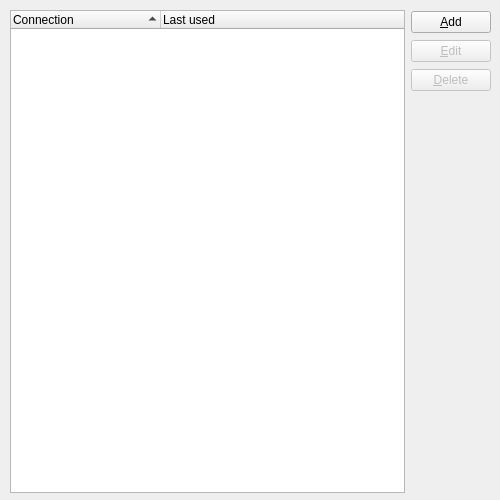
Qt form editor/ui/connectioneditor.ui (KDE/plasma-nm) before a commit.
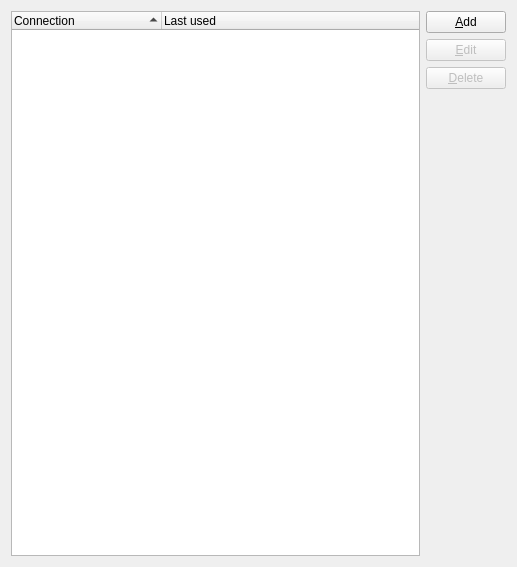
The same form after that commit. Custom widgets are drawn as their Qt base class.

Commit message:
fix the main window layout
save and restore its size

Patch:
```diff
--- a/editor/ui/connectioneditor.ui
+++ b/editor/ui/connectioneditor.ui
@@ -6,8 +6,8 @@
    <rect>
     <x>0</x>
     <y>0</y>
-    <width>500</width>
-    <height>500</height>
+    <width>517</width>
+    <height>567</height>
    </rect>
   </property>
   <property name="sizePolicy">
@@ -19,17 +19,8 @@
   <property name="windowTitle">
    <string>Connection Editor</string>
   </property>
-  <widget class="QWidget" name="layoutWidget">
-   <property name="geometry">
-    <rect>
-     <x>10</x>
-     <y>10</y>
-     <width>481</width>
-     <height>483</height>
-    </rect>
-   </property>
-   <layout class="QHBoxLayout" name="horizontalLayout" stretch="5,1">
-    <item>
+  <layout class="QGridLayout" name="gridLayout">
+   <item row="0" column="0" rowspan="4">
      <widget class="QTreeWidget" name="connectionsWidget">
       <property name="sizePolicy">
        <sizepolicy hsizetype="Expanding" vsizetype="Expanding">
@@ -94,18 +85,7 @@
       </column>
      </widget>
     </item>
-    <item>
-     <layout class="QVBoxLayout" name="verticalLayout">
-      <property name="sizeConstraint">
-       <enum>QLayout::SetMaximumSize</enum>
-      </property>
-      <property name="topMargin">
-       <number>0</number>
-      </property>
-      <property name="bottomMargin">
-       <number>400</number>
-      </property>
-      <item>
+   <item row="0" column="1">
        <widget class="KPushButton" name="addButton">
         <property name="text">
          <string>&amp;Add</string>
@@ -115,7 +95,7 @@
         </property>
        </widget>
       </item>
-      <item>
+   <item row="1" column="1">
        <widget class="KPushButton" name="editButton">
         <property name="enabled">
          <bool>false</bool>
@@ -125,7 +105,7 @@
         </property>
        </widget>
       </item>
-      <item>
+   <item row="2" column="1">
        <widget class="KPushButton" name="deleteButton">
         <property name="enabled">
          <bool>false</bool>
@@ -135,10 +115,20 @@
         </property>
        </widget>
       </item>
-     </layout>
-    </item>
-   </layout>
-  </widget>
+   <item row="3" column="1">
+    <spacer name="verticalSpacer">
+     <property name="orientation">
+      <enum>Qt::Vertical</enum>
+     </property>
+     <property name="sizeHint" stdset="0">
+      <size>
+       <width>20</width>
+       <height>472</height>
+      </size>
+     </property>
+    </spacer>
+   </item>
+  </layout>
  </widget>
  <customwidgets>
   <customwidget>
```
Lines whose indentation alone changed are shown as unchanged. The commit also changes 3 other files.
